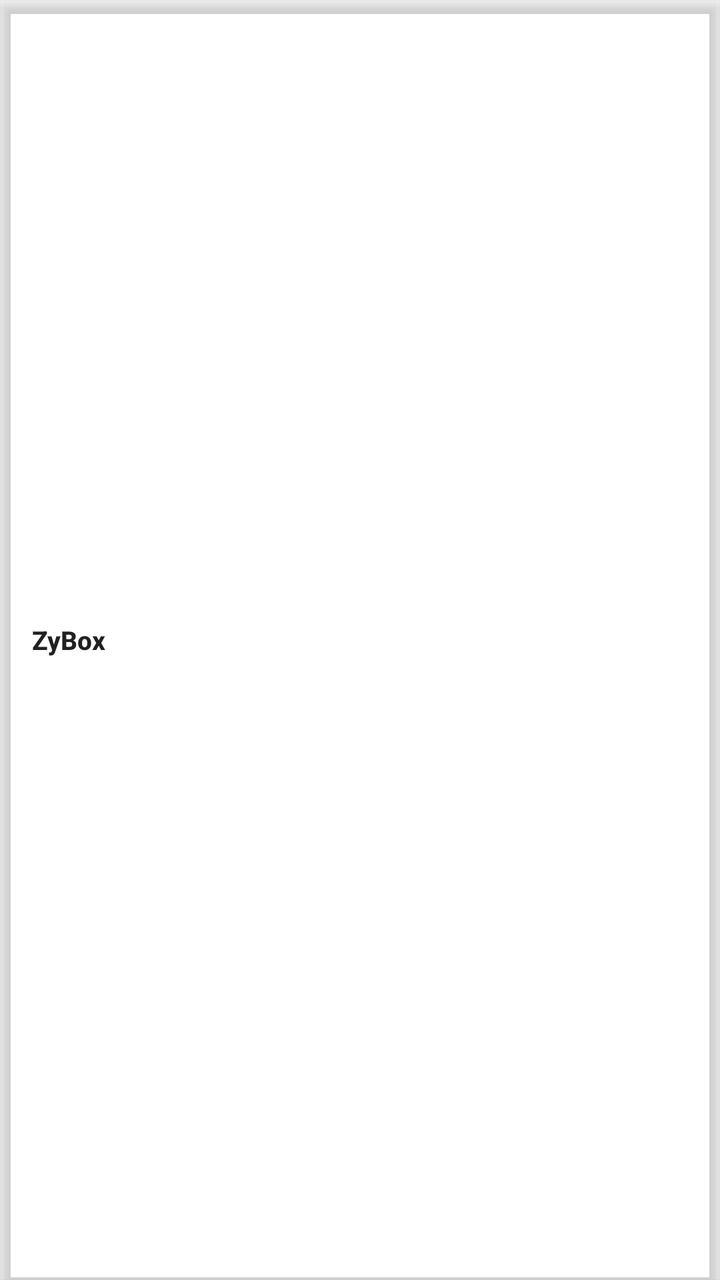
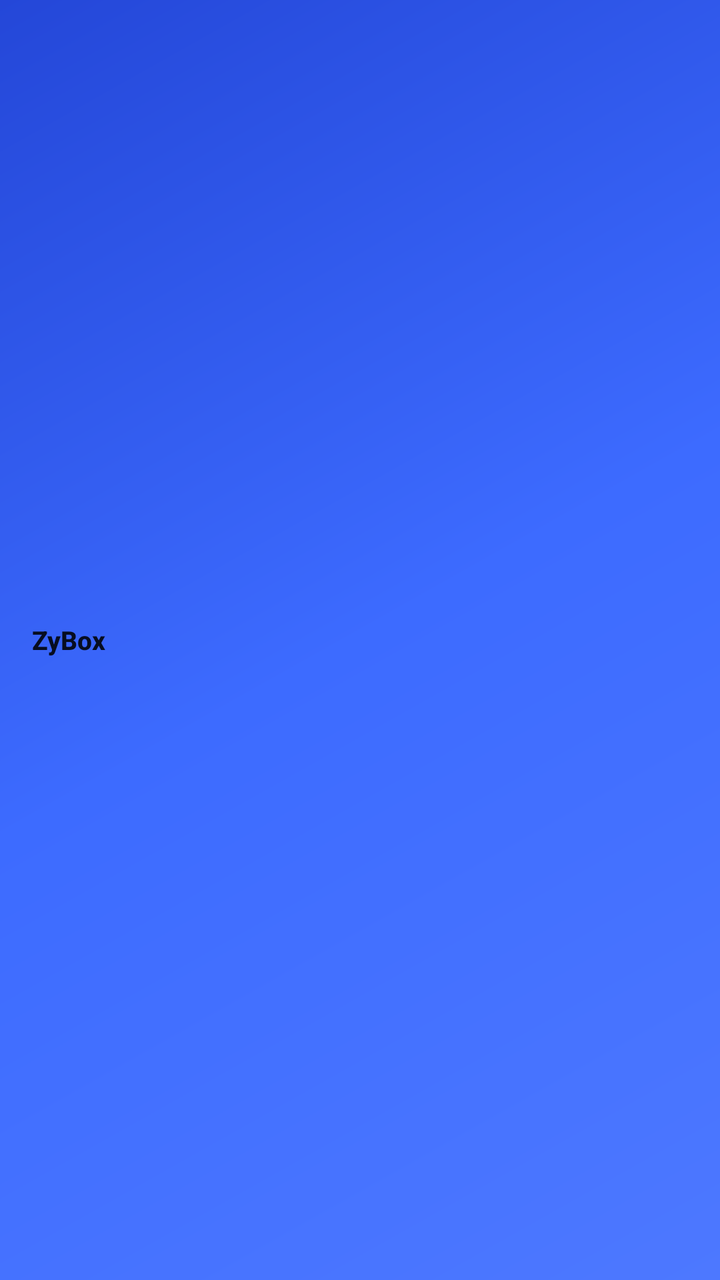

Before-and-after screenshots of an Android layout around one commit, followed by the original layout XML and the change that was made.
<!-- AndroidManifest.xml: application theme Theme.Start -->
<!-- res/layout/layout_appbar.xml -->
<?xml version="1.0" encoding="utf-8"?>
<com.google.android.material.appbar.AppBarLayout xmlns:android="http://schemas.android.com/apk/res/android"
    xmlns:app="http://schemas.android.com/apk/res-auto"
    android:id="@+id/appbar"
    android:layout_width="match_parent"
    android:layout_height="?attr/actionBarSize"
    android:background="?attr/colorPrimary"
    android:elevation="4dp">

    <com.google.android.material.appbar.MaterialToolbar
        android:id="@+id/toolbar"
        android:layout_width="match_parent"
        android:layout_height="match_parent"
        android:background="?attr/colorPrimary"
        android:theme="?actionBarTheme"
        android:touchscreenBlocksFocus="false"
        app:popupTheme="@style/ThemeOverlay.AppCompat.DayNight"
        app:title="@string/app_name"
        app:titleTextAppearance="@style/ZyBoxToolbarTitle" />
</com.google.android.material.appbar.AppBarLayout>
<!-- resources referenced by this layout -->
<resources>
  <string name="app_name" translatable="false">ZyBox</string>
  <style name="ZyBoxToolbarTitle" parent="TextAppearance.Widget.AppCompat.Toolbar.Title">
          <item name="android:textSize">13sp</item>
          <item name="android:textStyle">bold</item>
      </style>
  <style name="Theme.Start" parent="Theme.MaterialComponents.DayNight">
          <item name="android:navigationBarColor">@android:color/transparent</item>
          <item name="colorPrimary">@android:color/transparent</item>
          <item name="colorPrimaryDark">@android:color/transparent</item>
          <item name="android:backgroundDimEnabled">false</item>
          <item name="android:windowNoTitle">true</item>
          <item name="windowActionBar">false</item>
          <item name="windowNoTitle">true</item>
      </style>
</resources>

<!-- the commit's change to res/layout/layout_appbar.xml (unified diff, before → after) -->
@@ -4,14 +4,14 @@
     android:id="@+id/appbar"
     android:layout_width="match_parent"
     android:layout_height="?attr/actionBarSize"
-    android:background="?attr/colorPrimary"
+    android:background="@drawable/bg_brand_gradient"
     android:elevation="4dp">
 
     <com.google.android.material.appbar.MaterialToolbar
         android:id="@+id/toolbar"
         android:layout_width="match_parent"
         android:layout_height="match_parent"
-        android:background="?attr/colorPrimary"
+        android:background="@drawable/bg_brand_gradient"
         android:theme="?actionBarTheme"
         android:touchscreenBlocksFocus="false"
         app:popupTheme="@style/ThemeOverlay.AppCompat.DayNight"
<!-- resource entries referenced after the edit -->
@@ -1,5 +1,16 @@
 <!-- resources referenced by this layout -->
 <resources>
+  <!-- drawable bg_brand_gradient (drawable) -->
+  <?xml version="1.0" encoding="utf-8"?>
+  <shape xmlns:android="http://schemas.android.com/apk/res/android"
+      android:shape="rectangle">
+      <gradient
+          android:type="linear"
+          android:angle="135"
+          android:startColor="#4D78FF"
+          android:centerColor="#3D6BFF"
+          android:endColor="#2447D8" />
+  </shape>
   <string name="app_name" translatable="false">ZyBox</string>
   <style name="ZyBoxToolbarTitle" parent="TextAppearance.Widget.AppCompat.Toolbar.Title">
           <item name="android:textSize">13sp</item>
